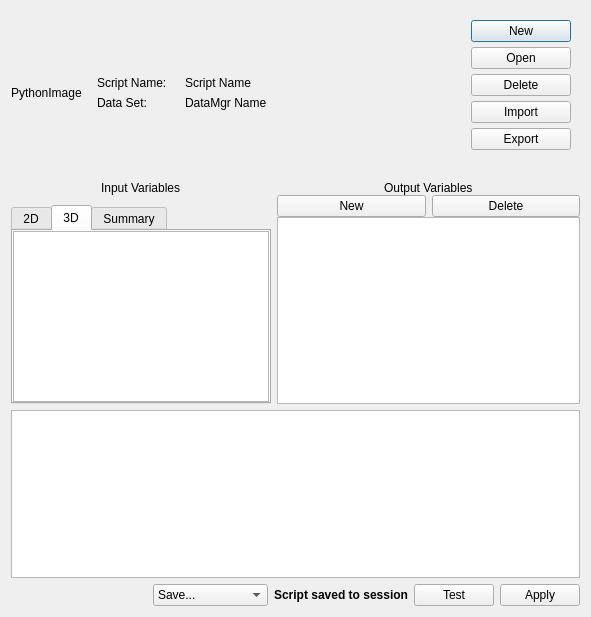
Before: the Qt Designer form apps/vaporgui/PythonVariablesGUI.ui in StasJ/vapor-formatted, drawn with Qt 5.
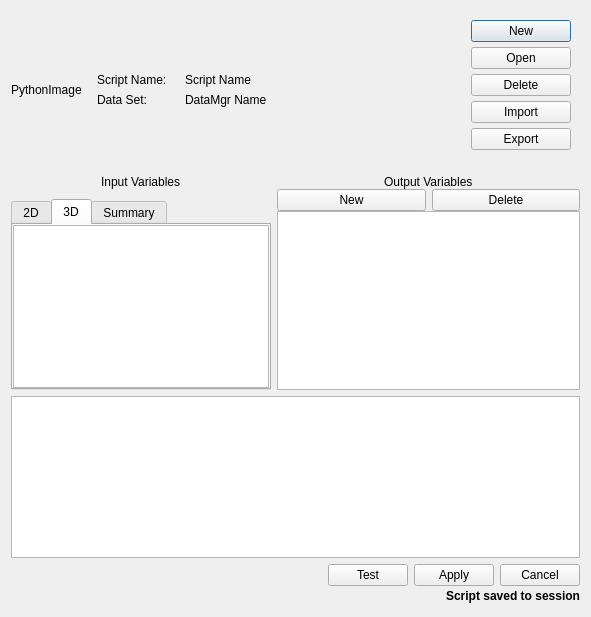
After: the same form once the commit is applied.

```diff
--- a/apps/vaporgui/PythonVariablesGUI.ui
+++ b/apps/vaporgui/PythonVariablesGUI.ui
@@ -885,6 +885,30 @@
     </widget>
    </item>
    <item>
+    <widget class="QFrame" name="frame_3">
+     <property name="frameShape">
+      <enum>QFrame::NoFrame</enum>
+     </property>
+     <property name="frameShadow">
+      <enum>QFrame::Raised</enum>
+     </property>
+     <layout class="QVBoxLayout" name="verticalLayout_13">
+      <property name="spacing">
+       <number>0</number>
+      </property>
+      <property name="leftMargin">
+       <number>0</number>
+      </property>
+      <property name="topMargin">
+       <number>0</number>
+      </property>
+      <property name="rightMargin">
+       <number>0</number>
+      </property>
+      <property name="bottomMargin">
+       <number>0</number>
+      </property>
+      <item>
     <widget class="QFrame" name="_testFrame">
      <property name="frameShape">
       <enum>QFrame::NoFrame</enum>
@@ -922,29 +946,68 @@
        </spacer>
       </item>
       <item>
-       <widget class="QComboBox" name="_saveScriptCombo">
-        <property name="layoutDirection">
-         <enum>Qt::LeftToRight</enum>
-        </property>
-        <property name="frame">
-         <bool>true</bool>
-        </property>
-        <item>
+          <widget class="QPushButton" name="_testScriptButton">
          <property name="text">
-          <string>Save...</string>
-         </property>
+            <string>Test</string>
+           </property>
+           <property name="autoDefault">
+            <bool>false</bool>
+           </property>
+          </widget>
         </item>
         <item>
+          <widget class="QPushButton" name="_applyScriptButton">
          <property name="text">
-          <string>Save to session</string>
-         </property>
+            <string>Apply</string>
+           </property>
+          </widget>
         </item>
         <item>
+          <widget class="QPushButton" name="_cancelButton">
          <property name="text">
-          <string>Save to file</string>
-         </property>
-        </item>
+            <string>Cancel</string>
+           </property>
+          </widget>
+         </item>
+        </layout>
        </widget>
+      </item>
+      <item>
+       <widget class="QFrame" name="frame_2">
+        <property name="frameShape">
+         <enum>QFrame::NoFrame</enum>
+        </property>
+        <property name="frameShadow">
+         <enum>QFrame::Raised</enum>
+        </property>
+        <layout class="QHBoxLayout" name="horizontalLayout_2">
+         <property name="spacing">
+          <number>0</number>
+         </property>
+         <property name="leftMargin">
+          <number>0</number>
+         </property>
+         <property name="topMargin">
+          <number>0</number>
+         </property>
+         <property name="rightMargin">
+          <number>0</number>
+         </property>
+         <property name="bottomMargin">
+          <number>0</number>
+         </property>
+         <item>
+          <spacer name="horizontalSpacer_2">
+           <property name="orientation">
+            <enum>Qt::Horizontal</enum>
+           </property>
+           <property name="sizeHint" stdset="0">
+            <size>
+             <width>414</width>
+             <height>20</height>
+            </size>
+           </property>
+          </spacer>
       </item>
       <item>
        <widget class="QLabel" name="_scriptSaveLabel">
@@ -962,21 +1025,7 @@
         </property>
        </widget>
       </item>
-      <item>
-       <widget class="QPushButton" name="_testScriptButton">
-        <property name="text">
-         <string>Test</string>
-        </property>
-        <property name="autoDefault">
-         <bool>false</bool>
-        </property>
-       </widget>
-      </item>
-      <item>
-       <widget class="QPushButton" name="_applyScriptButton">
-        <property name="text">
-         <string>Apply</string>
-        </property>
+        </layout>
        </widget>
       </item>
      </layout>
```
Lines whose indentation alone changed are shown as unchanged.
